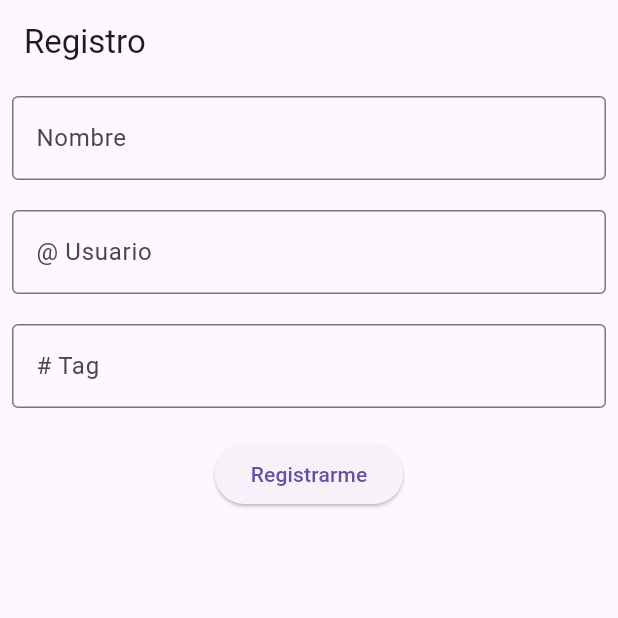
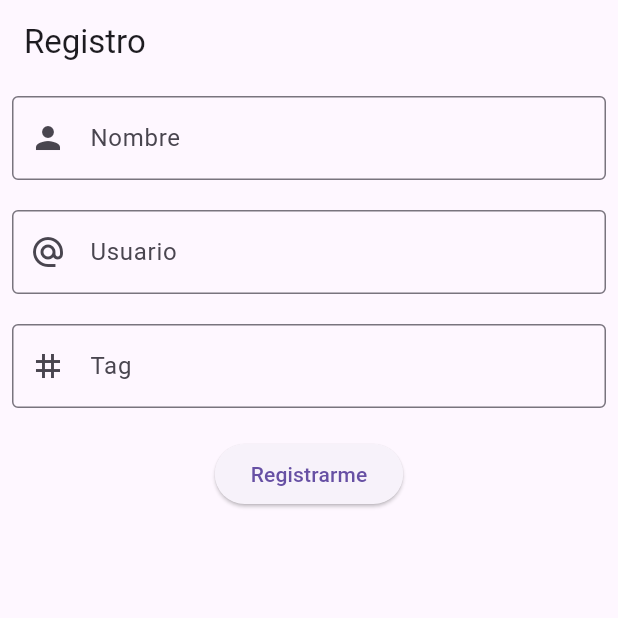
Before and after one commit to deljona/Roomfy, a Flutter app: the screen it shows after launch, on a phone screen of 412 x 824 dp, the top half of it. Run offline on Flutter 3.47's test engine with Material 2 defaults, Android fonts, the phone set to English and light mode, and no system bars; our stand-ins replace logger, socket_io_client; network calls fail.

Commit message:
Add Icons

```diff
--- a/roomr/chat/lib/widgets/signup.dart
+++ b/roomr/chat/lib/widgets/signup.dart
@@ -65,21 +65,27 @@ class _SignUpState extends State<SignUp> {
                     validator: _validarCampo,
                     controller: nombreController,
                     decoration: const InputDecoration(
-                        border: OutlineInputBorder(), labelText: 'Nombre'),
+                        prefixIcon: Icon(Icons.person),
+                        border: OutlineInputBorder(),
+                        labelText: 'Nombre'),
                   ),
                   const SizedBox(height: 20),
                   TextFormField(
                     validator: _validarCampo,
                     controller: usuarioController,
                     decoration: const InputDecoration(
-                        border: OutlineInputBorder(), labelText: '@ Usuario'),
+                        prefixIcon: Icon(Icons.alternate_email),
+                        border: OutlineInputBorder(),
+                        labelText: 'Usuario'),
                   ),
                   const SizedBox(height: 20),
                   TextFormField(
                     validator: _validarCampo,
                     controller: tagController,
                     decoration: const InputDecoration(
-                        border: OutlineInputBorder(), labelText: '# Tag'),
+                        prefixIcon: Icon(Icons.tag),
+                        border: OutlineInputBorder(),
+                        labelText: 'Tag'),
                   ),
                   const SizedBox(height: 20),
                   ElevatedButton(
```
